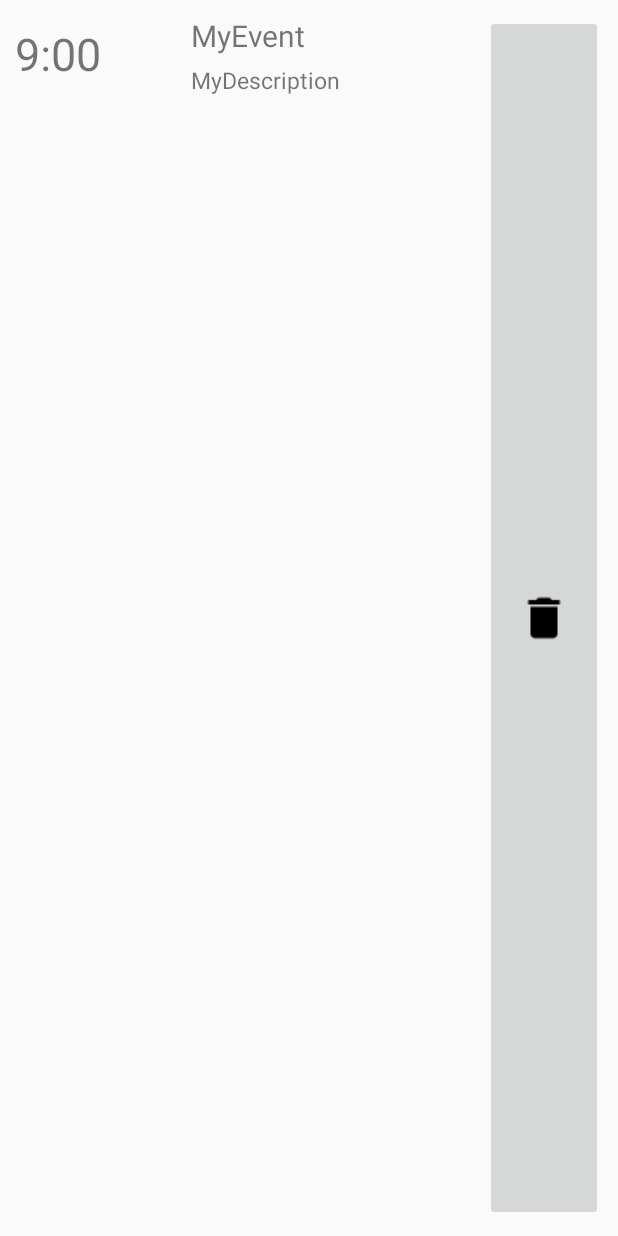
After one commit to jonizei/MyCalendarApp, an Android app: the layout event_list_item.xml on its own in the app's theme, with its tools: preview values and no code run, on a phone screen of 412 x 824 dp. The commit adds this screen. Run offline under Robolectric (Android 15) with nearby library versions, the phone set to English and light mode, and no system bars.

Commit message:
Created event-list

```diff
--- a/app/src/main/AndroidManifest.xml
+++ b/app/src/main/AndroidManifest.xml
@@ -17,6 +17,7 @@
             </intent-filter>
         </activity>
         <activity android:name=".EventActivity" />
+        <activity android:name=".EventListActivity" />
     </application>
 
 </manifest>
--- a/app/src/main/java/fi/tuni/mycalendarapp/MainActivity.java
+++ b/app/src/main/java/fi/tuni/mycalendarapp/MainActivity.java
@@ -126,4 +126,9 @@ public class MainActivity extends AppCompatActivity {
             }
         }
     }
+
+    public void viewEvents(View v) {
+        Intent i = new Intent(this, EventListActivity.class);
+        startActivity(i);
+    }
 }
--- a/app/src/main/res/layout/activity_main.xml
+++ b/app/src/main/res/layout/activity_main.xml
@@ -27,4 +27,10 @@
         android:textSize="15sp"
         android:text="No events"/>
 
+    <Button
+        android:layout_width="match_parent"
+        android:layout_height="wrap_content"
+        android:text="View events"
+        android:onClick="viewEvents"/>
+
 </LinearLayout>
--- /dev/null
+++ b/app/src/main/res/layout/event_list_item.xml
@@ -0,0 +1,47 @@
+<?xml version="1.0" encoding="utf-8"?>
+<LinearLayout
+    xmlns:android="http://schemas.android.com/apk/res/android"
+    android:orientation="horizontal"
+    android:layout_width="match_parent"
+    android:layout_height="match_parent"
+    android:padding="10sp">
+
+    <TextView
+        android:id="@+id/eventTime"
+        android:layout_width="0sp"
+        android:layout_weight="0.3"
+        android:layout_height="match_parent"
+        android:textSize="30sp"
+        android:paddingTop="5sp"
+        android:text="9:00"/>
+
+    <LinearLayout
+        android:orientation="vertical"
+        android:layout_width="0sp"
+        android:layout_weight="0.5"
+        android:layout_height="match_parent">
+
+        <TextView
+            android:id="@+id/eventName"
+            android:layout_width="match_parent"
+            android:layout_height="wrap_content"
+            android:textSize="20sp"
+            android:text="MyEvent"/>
+
+        <TextView
+            android:id="@+id/eventDesc"
+            android:layout_width="match_parent"
+            android:layout_height="wrap_content"
+            android:textSize="15sp"
+            android:paddingTop="5sp"
+            android:text="MyDescription"/>
+
+    </LinearLayout>
+
+    <ImageButton
+        android:id="@+id/imgBtnDelete"
+        android:layout_width="0sp"
+        android:layout_weight="0.2"
+        android:layout_height="match_parent"
+        android:src="@drawable/img_delete"/>
+</LinearLayout>
--- a/build.gradle
+++ b/build.gradle
@@ -7,7 +7,7 @@ buildscript {
         jcenter()
     }
     dependencies {
-        classpath 'com.android.tools.build:gradle:3.1.3'
+        classpath 'com.android.tools.build:gradle:3.3.2'
 
 
         // NOTE: Do not place your application dependencies here; they belong
```
Also changed, not shown: app/src/main/java/fi/tuni/mycalendarapp/EventListActivity.java (added, +46 -0 lines), app/src/main/java/fi/tuni/mycalendarapp/EventsAdapter.java (added, +52 -0 lines), app/src/main/res/layout/activity_event_list.xml (added, +13 -0 lines), app/src/main/res/drawable/img_delete.png (added), gradle/wrapper/gradle-wrapper.properties, 2 other files.
